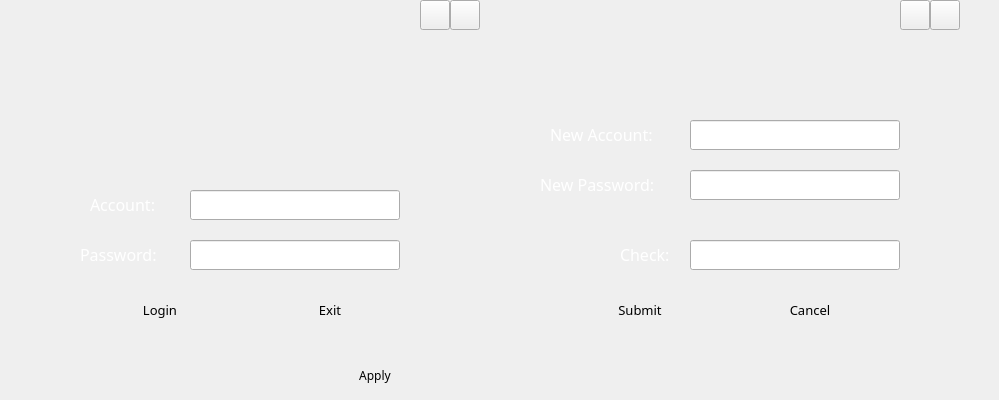
Old version of the form dialog.ui in the repository LiHanyang/LittleSecretFinal.
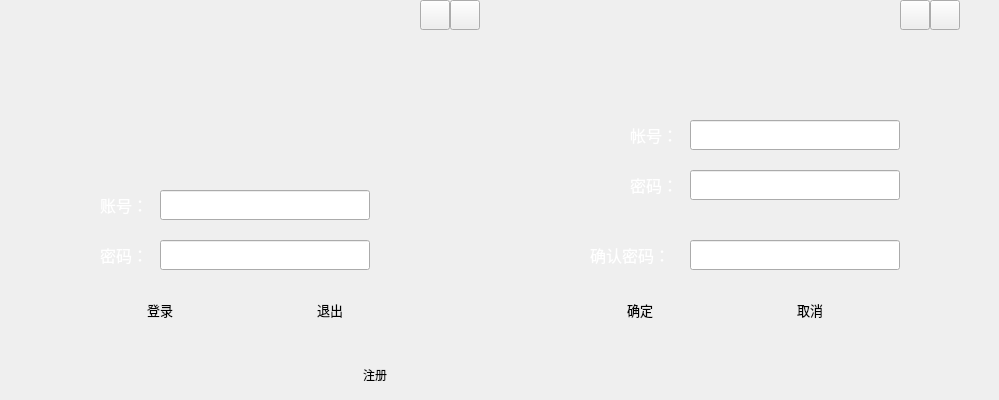
New version of the form. Icons and pictures are not drawn.

The edit to the form file:
```diff
--- a/dialog.ui
+++ b/dialog.ui
@@ -56,7 +56,7 @@
 </string>
    </property>
    <property name="text">
-    <string>Login</string>
+    <string>登录</string>
    </property>
   </widget>
   <widget class="QPushButton" name="exitButton">
@@ -94,7 +94,7 @@
 </string>
    </property>
    <property name="text">
-    <string>Exit</string>
+    <string>退出</string>
    </property>
   </widget>
   <widget class="QPushButton" name="applyButton">
@@ -132,63 +132,65 @@
 </string>
    </property>
    <property name="text">
-    <string>Apply</string>
+    <string>注册</string>
    </property>
   </widget>
   <widget class="QLabel" name="label">
    <property name="geometry">
     <rect>
-     <x>90</x>
+     <x>100</x>
      <y>180</y>
-     <width>81</width>
+     <width>51</width>
      <height>50</height>
     </rect>
    </property>
    <property name="font">
     <font>
-     <family>MV Boli</family>
-     <pointsize>9</pointsize>
+     <family>幼圆</family>
+     <pointsize>12</pointsize>
      <weight>50</weight>
      <italic>false</italic>
      <bold>false</bold>
     </font>
    </property>
    <property name="styleSheet">
-    <string notr="true">font: 9pt &quot;MV Boli&quot;;</string>
+    <string notr="true">font: 12pt &quot;幼圆&quot;;
+color: rgb(255, 255, 255);</string>
    </property>
    <property name="text">
-    <string>&lt;html&gt;&lt;head/&gt;&lt;body&gt;&lt;p&gt;&lt;span style=&quot; font-size:12pt; color:#ffffff;&quot;&gt;Account:&lt;/span&gt;&lt;/p&gt;&lt;/body&gt;&lt;/html&gt;</string>
+    <string>账号：</string>
    </property>
   </widget>
   <widget class="QLabel" name="label_2">
    <property name="geometry">
     <rect>
-     <x>80</x>
+     <x>100</x>
      <y>230</y>
-     <width>91</width>
+     <width>51</width>
      <height>50</height>
     </rect>
    </property>
    <property name="font">
     <font>
-     <family>MV Boli</family>
-     <pointsize>9</pointsize>
+     <family>幼圆</family>
+     <pointsize>12</pointsize>
      <weight>50</weight>
      <italic>false</italic>
      <bold>false</bold>
     </font>
    </property>
    <property name="styleSheet">
-    <string notr="true">font: 9pt &quot;MV Boli&quot;;</string>
+    <string notr="true">font: 12pt &quot;幼圆&quot;;
+color: rgb(255, 255, 255);</string>
    </property>
    <property name="text">
-    <string>&lt;html&gt;&lt;head/&gt;&lt;body&gt;&lt;p&gt;&lt;span style=&quot; font-size:12pt; color:#ffffff;&quot;&gt;Password:&lt;/span&gt;&lt;/p&gt;&lt;/body&gt;&lt;/html&gt;</string>
+    <string>密码：</string>
    </property>
   </widget>
   <widget class="QLineEdit" name="accountEdit">
    <property name="geometry">
     <rect>
-     <x>190</x>
+     <x>160</x>
      <y>190</y>
      <width>210</width>
      <height>30</height>
@@ -201,7 +203,7 @@
   <widget class="QLineEdit" name="passwordEdit">
    <property name="geometry">
     <rect>
-     <x>190</x>
+     <x>160</x>
      <y>240</y>
      <width>210</width>
      <height>30</height>
@@ -217,26 +219,27 @@
   <widget class="QLabel" name="label_3">
    <property name="geometry">
     <rect>
-     <x>550</x>
+     <x>630</x>
      <y>110</y>
-     <width>131</width>
+     <width>61</width>
      <height>50</height>
     </rect>
    </property>
    <property name="font">
     <font>
-     <family>MV Boli</family>
-     <pointsize>9</pointsize>
+     <family>幼圆</family>
+     <pointsize>12</pointsize>
      <weight>50</weight>
      <italic>false</italic>
      <bold>false</bold>
     </font>
    </property>
    <property name="styleSheet">
-    <string notr="true">font: 9pt &quot;MV Boli&quot;;</string>
+    <string notr="true">font: 12pt &quot;幼圆&quot;;
+color: rgb(255, 255, 255);</string>
    </property>
    <property name="text">
-    <string>&lt;html&gt;&lt;head/&gt;&lt;body&gt;&lt;p&gt;&lt;span style=&quot; font-size:12pt; color:#ffffff;&quot;&gt;New Account:&lt;/span&gt;&lt;/p&gt;&lt;/body&gt;&lt;/html&gt;</string>
+    <string>帐号：</string>
    </property>
   </widget>
   <widget class="QLineEdit" name="newAccountEdit">
@@ -268,26 +271,27 @@
   <widget class="QLabel" name="label_4">
    <property name="geometry">
     <rect>
-     <x>540</x>
+     <x>630</x>
      <y>160</y>
-     <width>141</width>
+     <width>51</width>
      <height>50</height>
     </rect>
    </property>
    <property name="font">
     <font>
-     <family>MV Boli</family>
-     <pointsize>9</pointsize>
+     <family>幼圆</family>
+     <pointsize>12</pointsize>
      <weight>50</weight>
      <italic>false</italic>
      <bold>false</bold>
     </font>
    </property>
    <property name="styleSheet">
-    <string notr="true">font: 9pt &quot;MV Boli&quot;;</string>
+    <string notr="true">font: 12pt &quot;幼圆&quot;;
+color: rgb(255, 255, 255);</string>
    </property>
    <property name="text">
-    <string>&lt;html&gt;&lt;head/&gt;&lt;body&gt;&lt;p&gt;&lt;span style=&quot; font-size:12pt; color:#ffffff;&quot;&gt;New Password:&lt;/span&gt;&lt;/p&gt;&lt;/body&gt;&lt;/html&gt;</string>
+    <string>密码：</string>
    </property>
   </widget>
   <widget class="QPushButton" name="submitButton">
@@ -325,32 +329,33 @@
 </string>
    </property>
    <property name="text">
-    <string>Submit</string>
+    <string>确定</string>
    </property>
   </widget>
   <widget class="QLabel" name="label_5">
    <property name="geometry">
     <rect>
-     <x>620</x>
+     <x>590</x>
      <y>230</y>
-     <width>61</width>
+     <width>101</width>
      <height>50</height>
     </rect>
    </property>
    <property name="font">
     <font>
-     <family>MV Boli</family>
-     <pointsize>9</pointsize>
+     <family>幼圆</family>
+     <pointsize>12</pointsize>
      <weight>50</weight>
      <italic>false</italic>
      <bold>false</bold>
     </font>
    </property>
    <property name="styleSheet">
-    <string notr="true">font: 9pt &quot;MV Boli&quot;;</string>
+    <string notr="true">font: 12pt &quot;幼圆&quot;;
+color: rgb(255, 255, 255);</string>
    </property>
    <property name="text">
-    <string>&lt;html&gt;&lt;head/&gt;&lt;body&gt;&lt;p&gt;&lt;span style=&quot; font-size:12pt; color:#ffffff;&quot;&gt;Check:&lt;/span&gt;&lt;/p&gt;&lt;/body&gt;&lt;/html&gt;</string>
+    <string>确认密码：</string>
    </property>
   </widget>
   <widget class="QLineEdit" name="checkPasswordEdit">
@@ -404,7 +409,7 @@
 </string>
    </property>
    <property name="text">
-    <string>Cancel</string>
+    <string>取消</string>
    </property>
   </widget>
   <widget class="QLabel" name="label_6">
```
